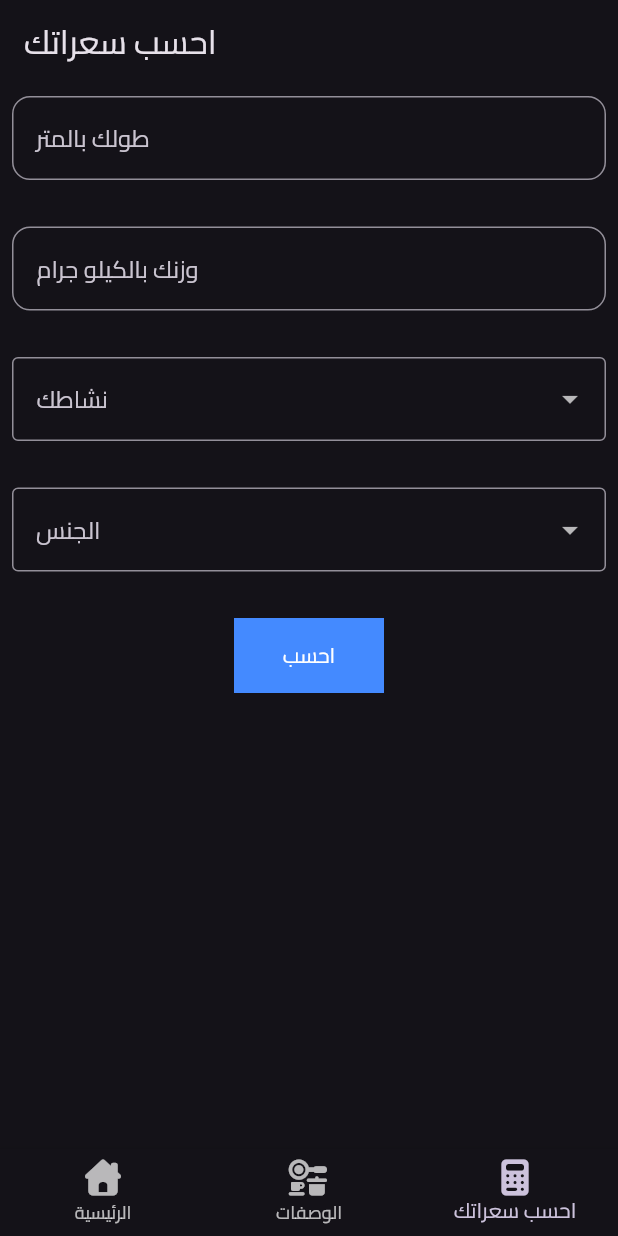
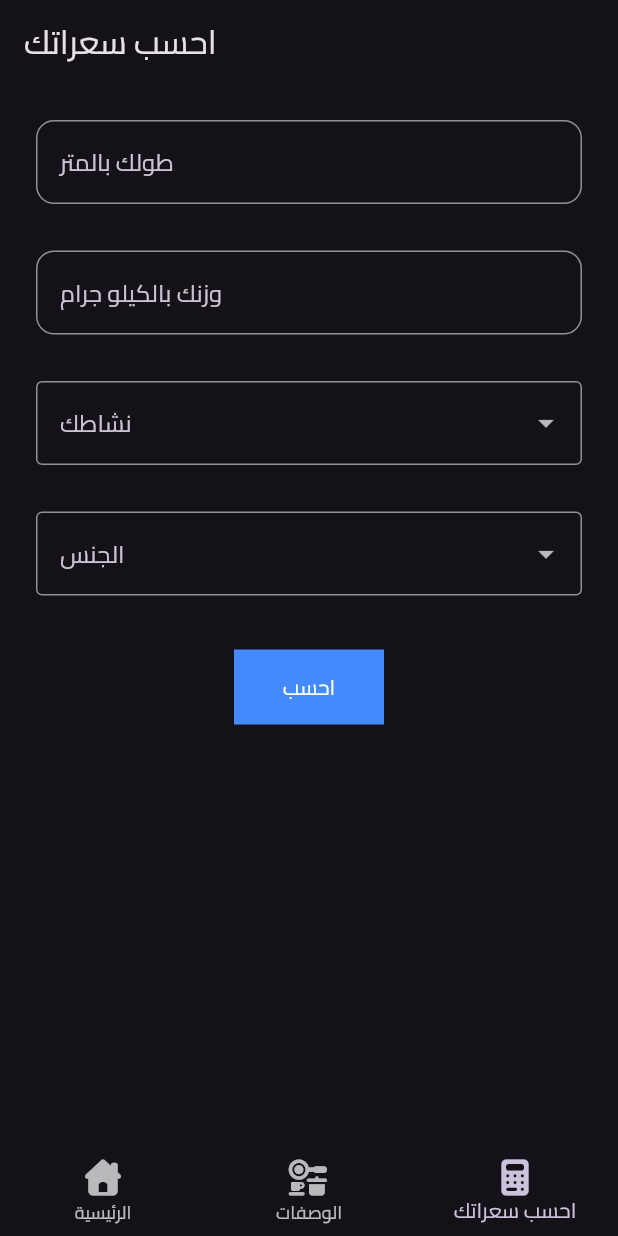
Before and after one commit to moshehata7/keto_diet_app, a Flutter app: the screen it shows after launch, item 3 of the bottom bar chosen, on a phone screen of 412 x 824 dp. Run offline on Flutter 3.47's test engine with Material 3 defaults, Android fonts, the light colour scheme and no system bars; our stand-ins replace font_awesome_flutter.

Commit message:
refactor code of calc screen ,custom text field and drop down

```diff
--- a/lib/presentation/pages/calories_calculator_screen.dart
+++ b/lib/presentation/pages/calories_calculator_screen.dart
@@ -3,53 +3,101 @@ import 'package:diey_app/presentation/widgets/custom_drop_down_field.dart';
 import 'package:diey_app/presentation/widgets/custom_text_field.dart';
 import 'package:flutter/material.dart';
 
-class CaloriesCalculatorScreen extends StatelessWidget {
-   CaloriesCalculatorScreen({super.key});
-  final List<String> activities = [" نشاط خفيف", "نشاط متوسط ", " نشاط عالي"];
-  final List<String> gender = ["ذكر", " أنثى"];
+class CaloriesCalculatorScreen extends StatefulWidget {
+  const CaloriesCalculatorScreen({super.key});
+
+  @override
+  State<CaloriesCalculatorScreen> createState() =>
+      _CaloriesCalculatorScreenState();
+}
+
+class _CaloriesCalculatorScreenState extends State<CaloriesCalculatorScreen> {
+  final List<String> activities = ["نشاط خفيف", "نشاط متوسط", "نشاط عالي"];
+  final List<String> genders = ["ذكر", "أنثى"];
+
+  final TextEditingController heightController = TextEditingController();
+  final TextEditingController weightController = TextEditingController();
+
+  String? selectedActivity;
+  String? selectedGender;
 
   @override
   Widget build(BuildContext context) {
     return Scaffold(
       appBar: AppBar(
-        title: Text("احسب سعراتك "),
+        title: const Text("احسب سعراتك"),
       ),
       body: SingleChildScrollView(
+        padding: const EdgeInsets.all(16),
         child: Column(
           children: [
-            CustomTextField(onSubmitted: (value){},
-            hintText: "طولك بالمتر",
-            keyboardType: TextInputType.number,
+            CustomTextField(
+              controller: heightController,
+              hintText: "طولك بالمتر",
+              keyboardType: TextInputType.number,
             ),
-            SizedBox(
-              height: 15,
+            const SizedBox(height: 15),
+
+            CustomTextField(
+              controller: weightController,
+              hintText: "وزنك بالكيلو جرام",
+              keyboardType: TextInputType.number,
             ),
-            CustomTextField(onSubmitted: (value){},
-            hintText: "وزنك بالكيلو جرام ",
-            keyboardType: TextInputType.number,
+            const SizedBox(height: 15),
+
+            CustomDropDown(
+              labelText: "نشاطك",
+              value: selectedActivity,
+              items: activities
+                  .map((option) =>
+                      DropdownMenuItem(value: option, child: Text(option)))
+                  .toList(),
+              onChanged: (value) {
+                setState(() {
+                  selectedActivity = value;
+                });
+              },
             ),
-              SizedBox(
-              height: 15,
+            const SizedBox(height: 15),
+
+            CustomDropDown(
+              labelText: "الجنس",
+              value: selectedGender,
+              items: genders
+                  .map((option) =>
+                      DropdownMenuItem(value: option, child: Text(option)))
+                  .toList(),
+              onChanged: (value) {
+                setState(() {
+                  selectedGender = value;
+                });
+              },
             ),
-            DropDownActivities(
-              labelText: "نشاطك ",
-              items:
-            activities.map((option) {
-          return DropdownMenuItem(value: option, child: Text(option));
-        }).toList(),),
-          SizedBox(
-              height: 15,
-            ),
-            DropDownActivities(
-              labelText: "الجنس",
-              items:
-            gender.map((option) {
-          return DropdownMenuItem(value: option, child: Text(option));
-        }).toList(),),
-          SizedBox(
-              height: 15,
-            ),
-          CustomButton()
+            const SizedBox(height: 20),
+
+            CustomButton(
+              text: "احسب",
+              onTap: () {
+                final height = double.tryParse(heightController.text);
+                final weight = double.tryParse(weightController.text);
+
+                if (height != null &&
+                    weight != null &&
+                    selectedActivity != null &&
+                    selectedGender != null) {
+                  // هنا بعدين هتستدعي الكيوبت وتحسب
+                  // context.read<CaloriesCubit>().calculateCalories(...)
+                  debugPrint(
+                      "Height: $height, Weight: $weight, Activity: $selectedActivity, Gender: $selectedGender");
+                } else {
+                  ScaffoldMessenger.of(context).showSnackBar(
+                    const SnackBar(
+                      content: Text("من فضلك ادخل كل البيانات"),
+                    ),
+                  );
+                }
+              },
+            )
           ],
         ),
       ),
--- a/lib/presentation/widgets/custom_button.dart
+++ b/lib/presentation/widgets/custom_button.dart
@@ -1,19 +1,22 @@
 import 'package:flutter/material.dart';
 
 class CustomButton extends StatelessWidget {
-  const CustomButton({super.key});
+  const CustomButton({super.key, required this.text, required this.onTap});
+  final String text;
+  final Function() onTap;
 
   @override
   Widget build(BuildContext context) {
     return Padding(
       padding: const EdgeInsets.all(8.0),
       child: GestureDetector(
+        onTap: onTap,
         child: Container(
           color: Colors.blueAccent,
           height: 50,
           width: 100,
           child: Center(
-            child: Text("احسب",style: TextStyle(color: Colors.white),),
+            child: Text(text, style: TextStyle(color: Colors.white)),
           ),
         ),
       ),
--- a/lib/presentation/widgets/custom_drop_down_field.dart
+++ b/lib/presentation/widgets/custom_drop_down_field.dart
@@ -1,33 +1,31 @@
 import 'package:flutter/material.dart';
 
-class DropDownActivities extends StatefulWidget {
-  const DropDownActivities({super.key, required this.items, required this.labelText});
+class CustomDropDown extends StatelessWidget {
+  const CustomDropDown({
+    super.key,
+    required this.items,
+    required this.labelText,
+    required this.value,
+    required this.onChanged,
+  });
+
   final List<DropdownMenuItem<String>> items;
   final String labelText;
-
-  @override
-  State<DropDownActivities> createState() => _DropDownActivitiesState();
-}
-
-class _DropDownActivitiesState extends State<DropDownActivities> {
-  String? selectedValue;
+  final String? value; // هنا بنبعت القيمة اللي مختارها المستخدم
+  final ValueChanged<String?> onChanged; // هنا بنبعت الدالة اللي هتتعامل مع التغيير
 
   @override
   Widget build(BuildContext context) {
     return Padding(
       padding: const EdgeInsets.all(8),
       child: DropdownButtonFormField<String>(
-        decoration:  InputDecoration(
-          labelText: widget.labelText,
-          border: OutlineInputBorder(),
+        decoration: InputDecoration(
+          labelText: labelText,
+          border: const OutlineInputBorder(),
         ),
-        value: selectedValue,
-        items: widget.items,
-        onChanged: (value) {
-          setState(() {
-            selectedValue = value;
-          });
-        },
+        value: value,
+        items: items,
+        onChanged: onChanged,
       ),
     );
   }
--- a/lib/presentation/widgets/custom_text_field.dart
+++ b/lib/presentation/widgets/custom_text_field.dart
@@ -1,18 +1,18 @@
 import 'package:flutter/material.dart';
 
 class CustomTextField extends StatelessWidget {
-   CustomTextField({super.key, this.keyboardType, required this.onSubmitted,  required this.hintText});
+   CustomTextField({super.key,this.controller , this.keyboardType,   required this.hintText});
   final String hintText;
-  Function(String) onSubmitted;
   TextInputType? keyboardType;
+  TextEditingController? controller;
 
   @override
   Widget build(BuildContext context) {
     return Padding(
       padding: const EdgeInsets.all(8.0),
       child: TextField(
+        controller:controller ,
         keyboardType: keyboardType,
-        onSubmitted: onSubmitted,
         decoration: InputDecoration(
           hintText: hintText,
           border: OutlineInputBorder(borderRadius: BorderRadius.circular(12)),
```
